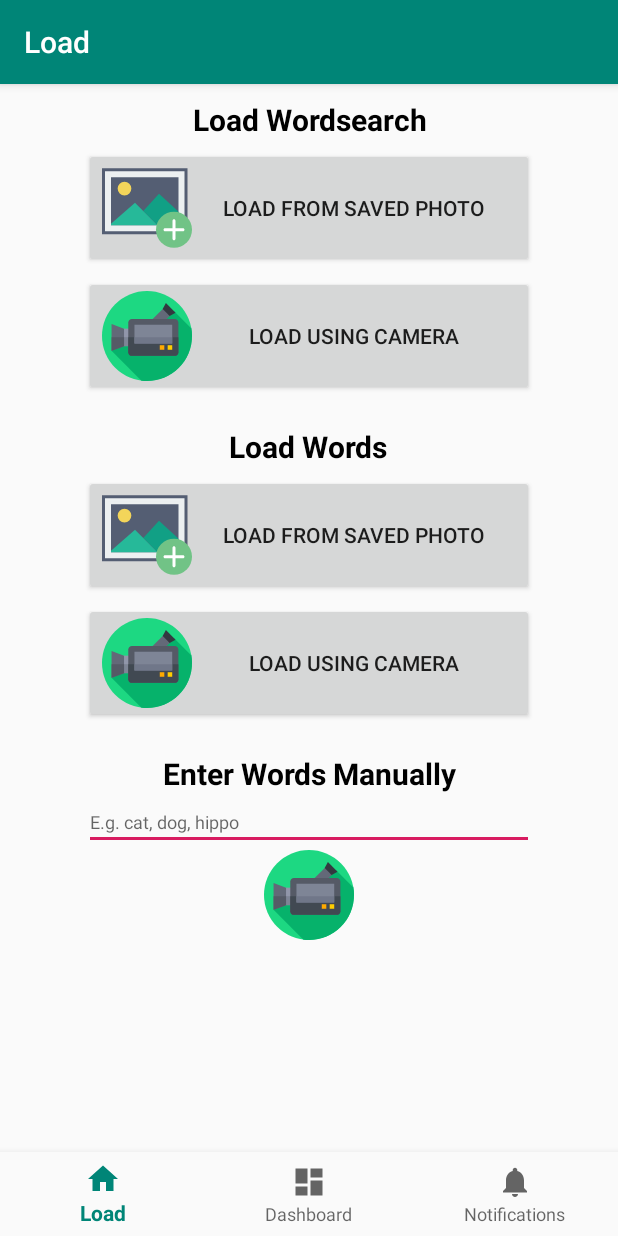
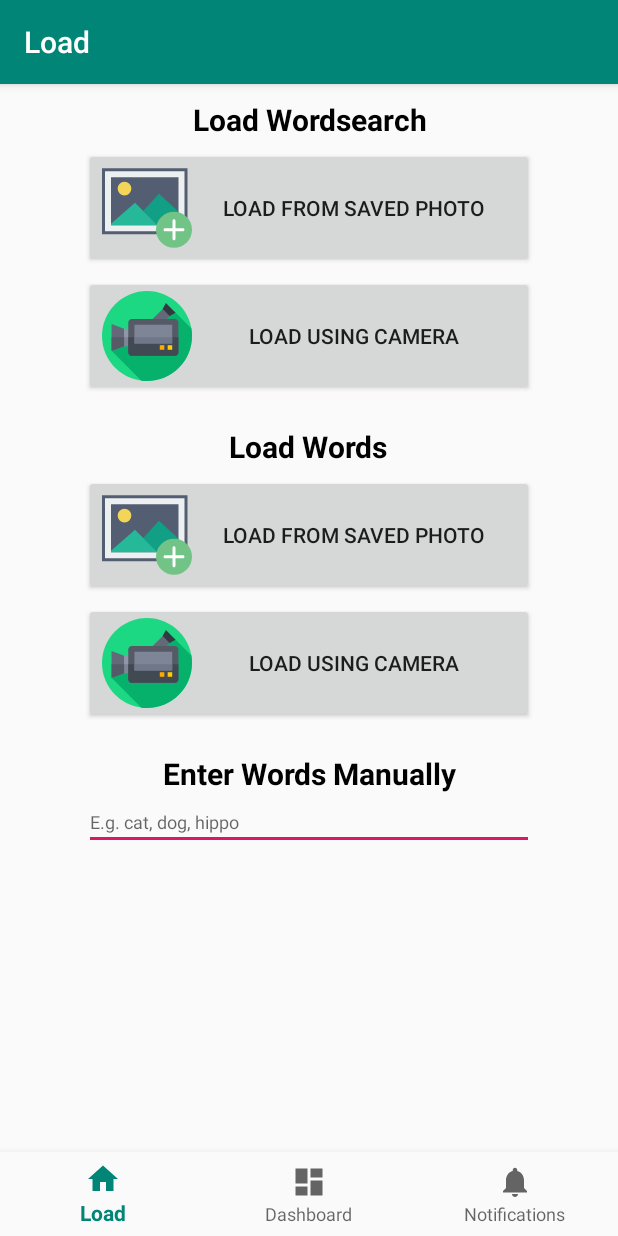
Before and after one commit to ThomasJRichards17/WordsearchSolver, an Android app: the screen it shows after launch (MainActivity), on a phone screen of 412 x 824 dp. Run offline under Robolectric (Android 15) with nearby library versions, the phone set to English and light mode, and no system bars; our stand-ins replace navigation-ui.

Commit message:
Taking photo correctly stores the URI

```diff
--- a/app/src/main/AndroidManifest.xml
+++ b/app/src/main/AndroidManifest.xml
@@ -35,7 +35,7 @@
             android:grantUriPermissions="true">
             <meta-data
                 android:name="android.support.FILE_PROVIDER_PATHS"
-                android:resource="@xml/file_paths"></meta-data>
+                android:resource="@xml/file_paths" />
         </provider>
     </application>
 
--- a/app/src/main/java/com/tjr/wordsearchsolver/ui/load/LoadFragment.java
+++ b/app/src/main/java/com/tjr/wordsearchsolver/ui/load/LoadFragment.java
@@ -9,7 +9,6 @@ import android.view.LayoutInflater;
 import android.view.View;
 import android.view.ViewGroup;
 import android.widget.Button;
-import android.widget.ImageView;
 
 import androidx.annotation.NonNull;
 import androidx.core.content.FileProvider;
@@ -29,8 +28,6 @@ import static com.tjr.wordsearchsolver.data.RequestCodes.TAKE_WORDS_PHOTO;
 
 public class LoadFragment extends Fragment implements View.OnClickListener {
 
-    ImageView image;
-
     public View onCreateView(@NonNull LayoutInflater inflater, ViewGroup container, Bundle savedInstanceState) {
 
         View root = inflater.inflate(R.layout.fragment_load, container, false);
@@ -47,8 +44,6 @@ public class LoadFragment extends Fragment implements View.OnClickListener {
 
         Button loadWordsPhotoButton = root.findViewById(R.id.button_load_words_photo);
         loadWordsPhotoButton.setOnClickListener(this);
-
-        image = root.findViewById(R.id.imageView);
 
         return root;
     }
@@ -93,7 +88,6 @@ public class LoadFragment extends Fragment implements View.OnClickListener {
         Intent takePictureIntent = new Intent(MediaStore.ACTION_IMAGE_CAPTURE);
         // Make sure there's a camera activity to handle the intent
         if (takePictureIntent.resolveActivity(getActivity().getPackageManager()) != null) {
-            startActivityForResult(takePictureIntent, requestCode);
             // Create the File where the photo should go
             File photoFile = null;
             try {
@@ -113,11 +107,6 @@ public class LoadFragment extends Fragment implements View.OnClickListener {
 
                 takePictureIntent.putExtra(MediaStore.EXTRA_OUTPUT, photoURI);
                 startActivityForResult(takePictureIntent, requestCode);
-                try {
-                    image.setImageBitmap(MediaStore.Images.Media.getBitmap(getActivity().getContentResolver(), photoURI));
-                } catch (IOException e) {
-                    e.printStackTrace();
-                }
             }
         }
     }
--- a/app/src/main/res/layout/fragment_load.xml
+++ b/app/src/main/res/layout/fragment_load.xml
@@ -108,11 +108,6 @@
                 android:scrollbars="vertical"
                 android:textSize="12sp" />
 
-            <ImageView
-                android:id="@+id/imageView"
-                android:layout_width="match_parent"
-                android:layout_height="wrap_content"
-                app:srcCompat="@drawable/ic_camera" />
         </LinearLayout>
     </LinearLayout>
 </ScrollView>
```
Also changed, not shown: 3 other files.
